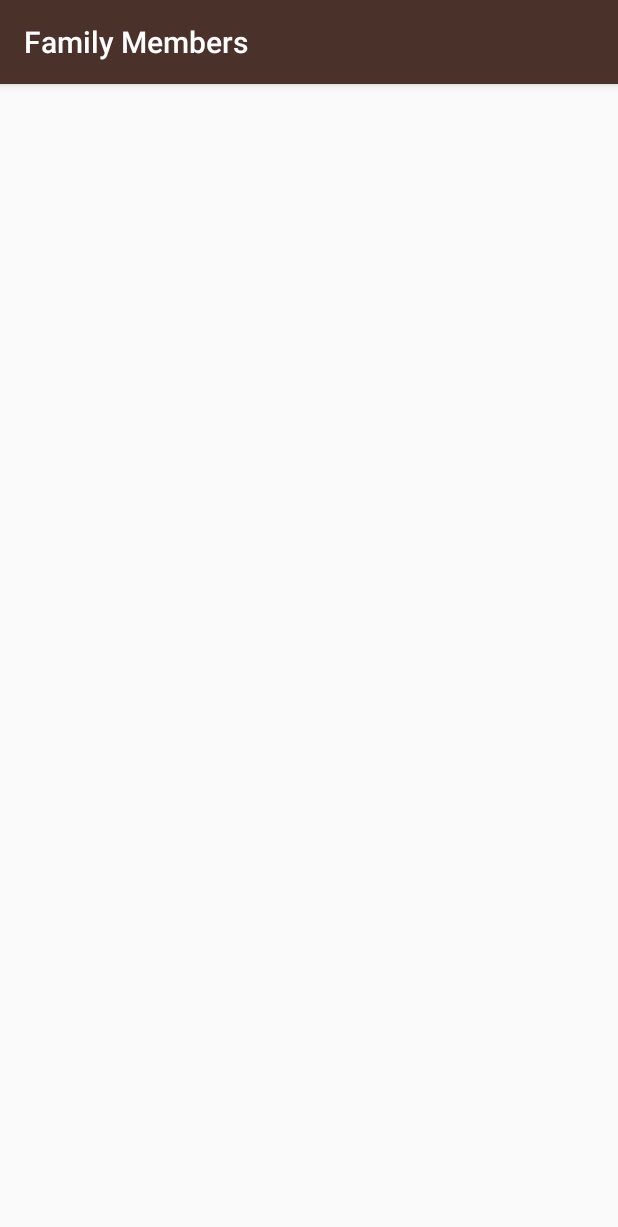
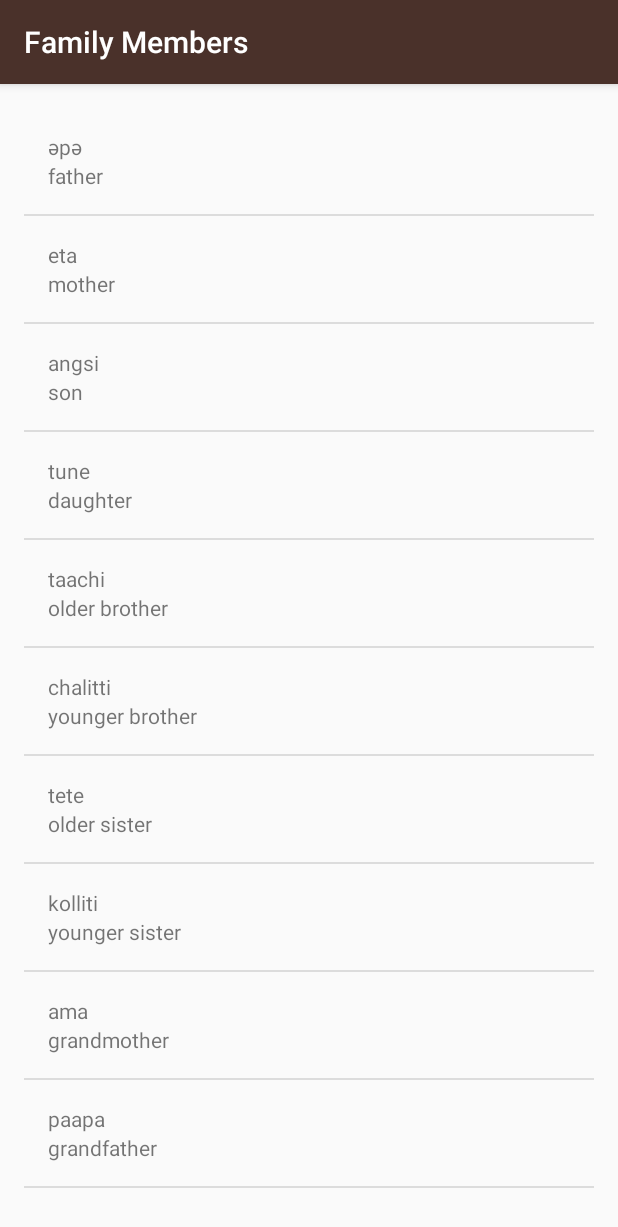
Before and after one commit to mojason-81/miwok, an Android app: the FamilyActivity screen opened directly, with no data from a screen before it, on a phone screen of 412 x 824 dp. Shown: the top 1227 px of the screen. Run offline under Robolectric (Android 15) with nearby library versions, the phone set to English and light mode, and no system bars.

Commit message:
Use one view for word lists

```diff
--- a/app/src/main/java/com/example/android/miwok/FamilyActivity.java
+++ b/app/src/main/java/com/example/android/miwok/FamilyActivity.java
@@ -1,13 +1,32 @@
 package com.example.android.miwok;
 
+import android.os.Bundle;
 import android.support.v7.app.AppCompatActivity;
-import android.os.Bundle;
+import android.widget.ListView;
+
+import java.util.ArrayList;
 
 public class FamilyActivity extends AppCompatActivity {
 
     @Override
     protected void onCreate(Bundle savedInstanceState) {
         super.onCreate(savedInstanceState);
-        setContentView(R.layout.activity_family);
+        setContentView(R.layout.word_list);
+
+        ArrayList<Word> words = new ArrayList<Word>();
+        words.add(new Word("father", "әpә"));
+        words.add(new Word("mother", "eta"));
+        words.add(new Word("son", "angsi"));
+        words.add(new Word("daughter", "tune"));
+        words.add(new Word("older brother", "taachi"));
+        words.add(new Word("younger brother", "chalitti"));
+        words.add(new Word("older sister", "tete"));
+        words.add(new Word("younger sister", "kolliti"));
+        words.add(new Word("grandmother", "ama"));
+        words.add(new Word("grandfather", "paapa"));
+
+        WordAdapter wordsAdapter = new WordAdapter(this, words);
+        ListView listView = (ListView) findViewById(R.id.list);
+        listView.setAdapter(wordsAdapter);
     }
 }
--- a/app/src/main/java/com/example/android/miwok/NumbersActivity.java
+++ b/app/src/main/java/com/example/android/miwok/NumbersActivity.java
@@ -11,7 +11,7 @@ public class NumbersActivity extends AppCompatActivity {
     @Override
     protected void onCreate(Bundle savedInstanceState) {
         super.onCreate(savedInstanceState);
-        setContentView(R.layout.activity_numbers);
+        setContentView(R.layout.word_list);
 
         ArrayList<Word> words = new ArrayList<Word>();
         words.add(new Word("one", "lutti"));
@@ -25,8 +25,7 @@ public class NumbersActivity extends AppCompatActivity {
         words.add(new Word("nine", "wo'e"));
         words.add(new Word("ten", "na'aacha"));
 
-        WordAdapter wordsAdapter =
-                new WordAdapter(this, words);
+        WordAdapter wordsAdapter = new WordAdapter(this, words);
         ListView listView = (ListView) findViewById(R.id.list);
         listView.setAdapter(wordsAdapter);
     }
--- a/app/src/main/res/layout/activity_family.xml
+++ /dev/null
@@ -1,9 +0,0 @@
-<?xml version="1.0" encoding="utf-8"?>
-<android.support.constraint.ConstraintLayout xmlns:android="http://schemas.android.com/apk/res/android"
-    xmlns:app="http://schemas.android.com/apk/res-auto"
-    xmlns:tools="http://schemas.android.com/tools"
-    android:layout_width="match_parent"
-    android:layout_height="match_parent"
-    tools:context="com.example.android.miwok.FamilyActivity">
-
-</android.support.constraint.ConstraintLayout>
--- a/app/src/main/res/layout/activity_numbers.xml
+++ b/app/src/main/res/layout/word_list.xml
@@ -8,7 +8,6 @@
     android:paddingBottom="@dimen/activity_vertical_margin"
     android:paddingLeft="@dimen/activity_horizontal_margin"
     android:paddingRight="@dimen/activity_horizontal_margin"
-    android:paddingTop="@dimen/activity_vertical_margin"
-    tools:context="com.example.android.miwok.NumbersActivity">
+    android:paddingTop="@dimen/activity_vertical_margin">
 
 </ListView>
```
Also changed, not shown: app/src/main/java/com/example/android/miwok/ColorsActivity.java (+19 -2 lines), app/src/main/java/com/example/android/miwok/PhrasesActivity.java (+21 -2 lines), app/src/main/res/layout/activity_colors.xml (deleted, +0 -9 lines), app/src/main/res/layout/activity_phrases.xml (deleted, +0 -9 lines).
